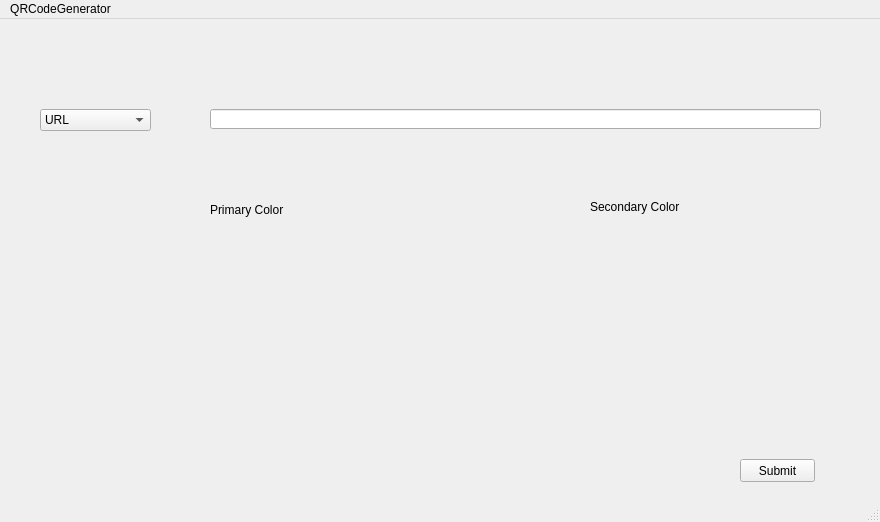
This is QRCodeGenerator/mainwindow.ui in andrewChittick/QRcodeGenerator as Qt 5 draws it before an edit. The edited form follows.
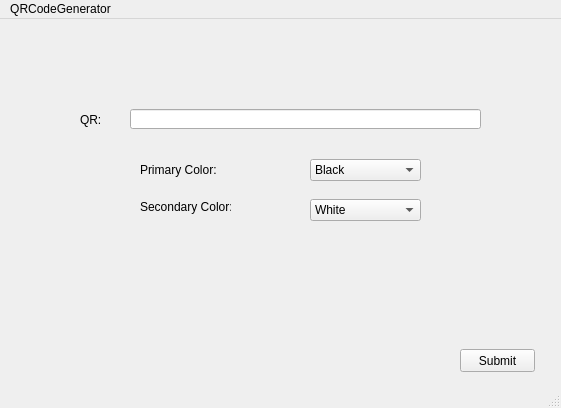
This is the edited form.

Commit message: color selection added

Patch:
```diff
--- a/QRCodeGenerator/mainwindow.ui
+++ b/QRCodeGenerator/mainwindow.ui
@@ -6,8 +6,8 @@
    <rect>
     <x>0</x>
     <y>0</y>
-    <width>880</width>
-    <height>522</height>
+    <width>561</width>
+    <height>408</height>
    </rect>
   </property>
   <property name="windowTitle">
@@ -17,8 +17,8 @@
    <widget class="QPushButton" name="submitButton">
     <property name="geometry">
      <rect>
-      <x>740</x>
-      <y>440</y>
+      <x>460</x>
+      <y>330</y>
       <width>75</width>
       <height>23</height>
      </rect>
@@ -30,35 +30,35 @@
    <widget class="QLabel" name="primaryColor">
     <property name="geometry">
      <rect>
-      <x>210</x>
-      <y>180</y>
+      <x>140</x>
+      <y>140</y>
       <width>91</width>
       <height>21</height>
      </rect>
     </property>
     <property name="text">
-     <string>Primary Color</string>
+     <string>Primary Color:</string>
     </property>
    </widget>
    <widget class="QLabel" name="secondaryColor">
     <property name="geometry">
      <rect>
-      <x>590</x>
+      <x>140</x>
       <y>180</y>
       <width>91</width>
       <height>16</height>
      </rect>
     </property>
     <property name="text">
-     <string>Secondary Color</string>
+     <string>Secondary Color:</string>
     </property>
    </widget>
    <widget class="QLineEdit" name="userInput">
     <property name="geometry">
      <rect>
-      <x>210</x>
+      <x>130</x>
       <y>90</y>
-      <width>611</width>
+      <width>351</width>
       <height>20</height>
      </rect>
     </property>
@@ -66,20 +66,63 @@
    <widget class="QComboBox" name="comboBox">
     <property name="geometry">
      <rect>
-      <x>40</x>
-      <y>90</y>
+      <x>310</x>
+      <y>140</y>
       <width>111</width>
       <height>22</height>
      </rect>
     </property>
     <item>
      <property name="text">
-      <string>URL</string>
+      <string>Black</string>
      </property>
     </item>
     <item>
      <property name="text">
-      <string>Text</string>
+      <string>Purple</string>
+     </property>
+    </item>
+    <item>
+     <property name="text">
+      <string/>
+     </property>
+    </item>
+   </widget>
+   <widget class="QLabel" name="label">
+    <property name="geometry">
+     <rect>
+      <x>80</x>
+      <y>80</y>
+      <width>31</width>
+      <height>41</height>
+     </rect>
+    </property>
+    <property name="text">
+     <string>QR:</string>
+    </property>
+   </widget>
+   <widget class="QComboBox" name="comboBox_2">
+    <property name="geometry">
+     <rect>
+      <x>310</x>
+      <y>180</y>
+      <width>111</width>
+      <height>22</height>
+     </rect>
+    </property>
+    <item>
+     <property name="text">
+      <string>White</string>
+     </property>
+    </item>
+    <item>
+     <property name="text">
+      <string>Yellow</string>
+     </property>
+    </item>
+    <item>
+     <property name="text">
+      <string/>
      </property>
     </item>
    </widget>
@@ -89,7 +132,7 @@
     <rect>
      <x>0</x>
      <y>0</y>
-     <width>880</width>
+     <width>561</width>
      <height>21</height>
     </rect>
    </property>
```
The commit also changes 7 other files.
